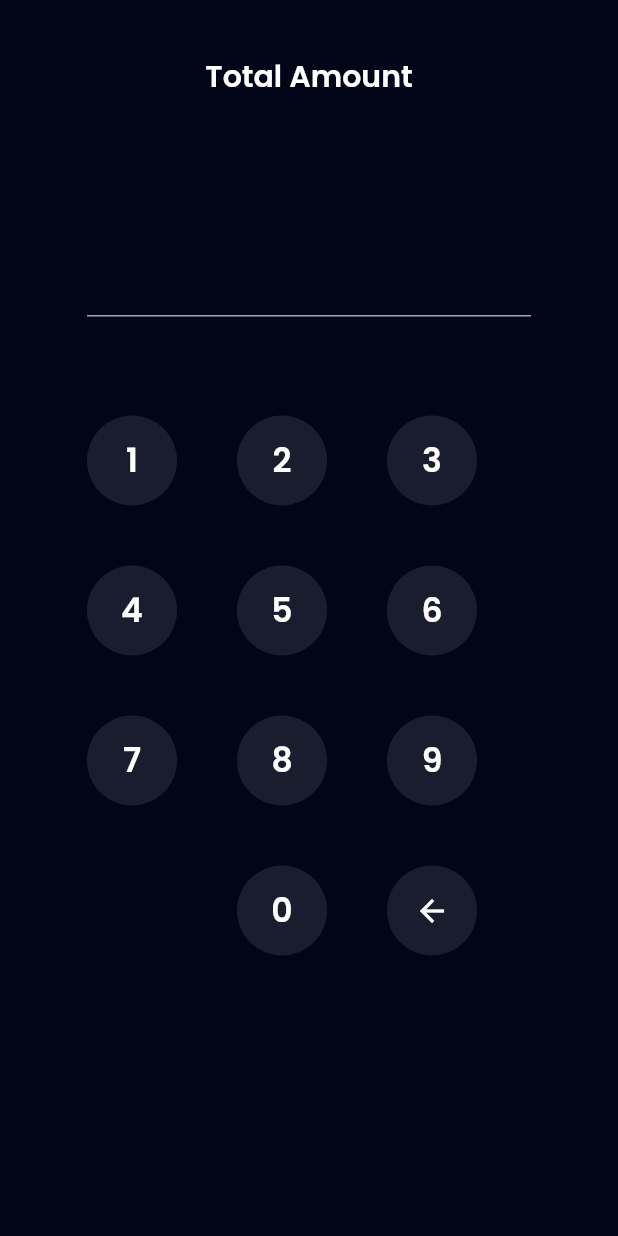
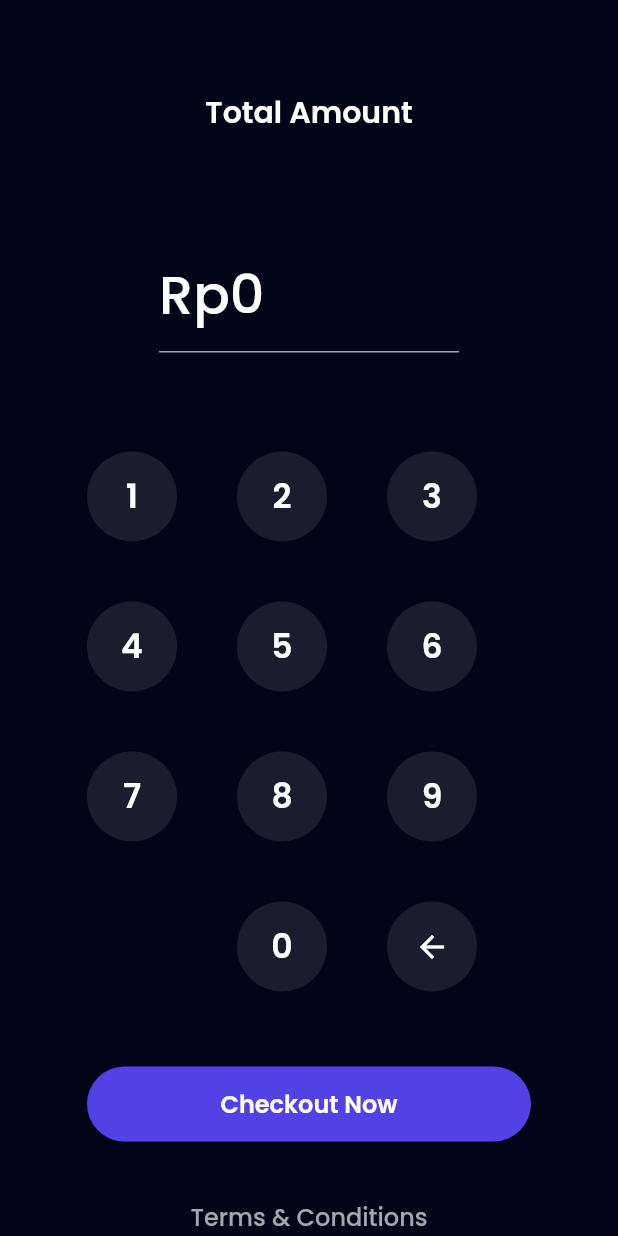
Before and after one commit to yovitaa/bank_sha, a Flutter app: the TopupAmountPage screen opened by its route, after a tap on the "arrow back" icon, on a phone screen of 412 x 824 dp. Run offline on Flutter 3.47's test engine with Material 2 defaults, Android fonts, the phone set to English and light mode, and no system bars; our stand-ins replace carousel_slider, google_fonts.

Commit message:
6.4 Top Up Amount 2

```diff
--- a/lib/ui/pages/topup_amount_page.dart
+++ b/lib/ui/pages/topup_amount_page.dart
@@ -11,9 +11,12 @@ class TopupAmountPage extends StatefulWidget {
 
 class _TopupAmountPageState extends State<TopupAmountPage> {
   final TextEditingController amountController =
-      TextEditingController(text: '');
+      TextEditingController(text: '0');
 
   addAmount(String number) {
+    if(amountController.text == '0'){
+      amountController.text = '';
+    }
       setState(() {
         amountController.text = amountController.text + number;
       });
@@ -23,7 +26,10 @@ class _TopupAmountPageState extends State<TopupAmountPage> {
     if(amountController.text.isNotEmpty){
       setState(() {
         amountController.text =
-            amountController.text..substring(0, amountController.text.length - 1 );
+            amountController.text.substring(0, amountController.text.length - 1 );
+        if (amountController.text == '') {
+          amountController.text = '0';
+        }
       });
     }
   }
@@ -38,7 +44,7 @@ class _TopupAmountPageState extends State<TopupAmountPage> {
         ),
         children: [
           const SizedBox(
-            height: 36,
+            height: 60,
           ),
           Center(
             child: Text(
@@ -52,7 +58,8 @@ class _TopupAmountPageState extends State<TopupAmountPage> {
           const SizedBox(
             height: 67,
           ),
-          SizedBox(
+          Align(
+            child: SizedBox(
               width: 200,
               child: TextFormField(
                 controller: amountController,
@@ -73,6 +80,7 @@ class _TopupAmountPageState extends State<TopupAmountPage> {
                   disabledBorder: UnderlineInputBorder(
                     borderSide: BorderSide(
                       color: greyColor,
+                    ),
                   ),
                 ),
               ),
@@ -170,6 +178,23 @@ class _TopupAmountPageState extends State<TopupAmountPage> {
               ),
             ]
           ),
+          const SizedBox(
+            height: 50,
+          ),
+          CustomFilledButton(
+            title: 'Checkout Now',
+            onPressed: () {},
+          ),
+          const SizedBox(
+            height: 25,
+          ),
+          CustomTextButton(
+            title: 'Terms & Conditions',
+            onPressed: () {},
+          ),
+          const SizedBox(
+            height: 40,
+          ),
         ],
       ),
     );
```
Lines whose indentation alone changed are shown as unchanged.
